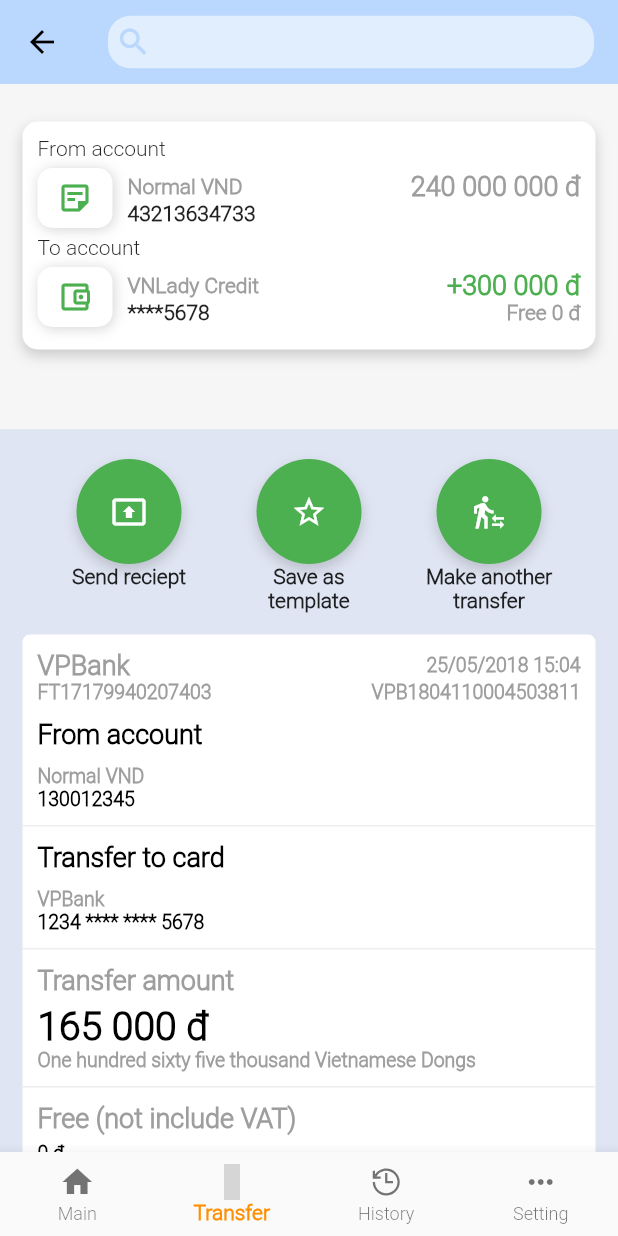
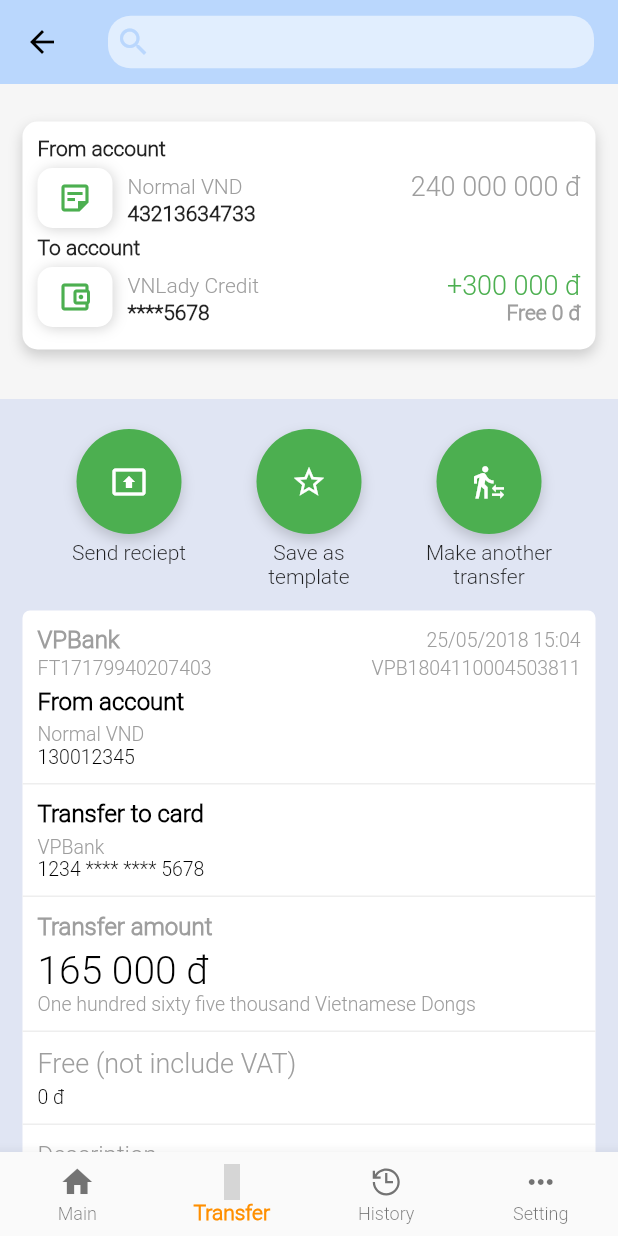
Before and after one commit to bigo92/Vdi_bank, a Flutter app: the HomePage screen opened by its route, item 2 of the bottom bar chosen, on a phone screen of 412 x 824 dp. Run offline on Flutter 3.47's test engine with Material 2 defaults, Android fonts, the phone set to English and light mode, and no system bars; our stand-ins replace connectivity, flutter_masked_text, flutter_spinkit, get, get_storage, line_icons and 4 more; missing offline and left inert: keyboard_visibility, qrscan; accounts and stored records are empty; grey boxes are pictures that could not be loaded.

```diff
--- a/source/vdi_bank_mobile/lib/modules/home/home_binding.dart
+++ b/source/vdi_bank_mobile/lib/modules/home/home_binding.dart
@@ -1,5 +1,6 @@
 import 'package:vdi_bank/modules/home/home_controller.dart';
 import 'package:get/get.dart';
+import 'package:vdi_bank/modules/home/tab_modules/tab_history/tab_history_controller.dart';
 import 'package:vdi_bank/modules/home/tab_modules/tab_main/tab_main_controller.dart';
 import 'package:vdi_bank/modules/home/tab_modules/tab_setting/tab_setting_controller.dart';
 import 'package:vdi_bank/modules/home/tab_modules/tab_transfer/tab_transfer_controller.dart';
@@ -10,6 +11,7 @@ class HomeBinding implements Bindings {
     Get.lazyPut<HomeController>(() => HomeController());
     Get.lazyPut<TabMainController>(() => TabMainController());
     Get.lazyPut<TabSettingController>(() => TabSettingController());
+    Get.lazyPut<TabHistoryController>(() => TabHistoryController());
     Get.lazyPut<TabTransferController>(() => TabTransferController());
   }
 }
--- a/source/vdi_bank_mobile/lib/modules/home/home_controller.dart
+++ b/source/vdi_bank_mobile/lib/modules/home/home_controller.dart
@@ -1,6 +1,7 @@
 import 'package:flutter/material.dart';
 import 'package:get/get.dart';
 import 'package:line_icons/line_icons.dart';
+import 'package:vdi_bank/modules/home/tab_modules/tab_history/tab_history_page.dart';
 import 'package:vdi_bank/modules/home/tab_modules/tab_main/tab_main_page.dart';
 import 'package:vdi_bank/modules/home/tab_modules/tab_setting/tab_setting_page.dart';
 import 'package:vdi_bank/modules/home/tab_modules/tab_transfer/tab_transfer_page.dart';
@@ -13,7 +14,7 @@ class HomeController extends GetxController {
   List<Widget> widgetOptions = <Widget>[
     TabMainPage(),
     TabTransferPage(),
-    Container(),
+    TabHistoryPage(),
     TabSettingPage(),
   ];
 
--- /dev/null
+++ b/source/vdi_bank_mobile/lib/modules/home/tab_modules/tab_history/tab_history_controller.dart
@@ -0,0 +1,5 @@
+import 'package:get/get.dart';
+
+class TabHistoryController extends GetxController {
+
+}
--- a/source/vdi_bank_mobile/lib/modules/home/tab_modules/tab_transfer/tab_transfer_page.dart
+++ b/source/vdi_bank_mobile/lib/modules/home/tab_modules/tab_transfer/tab_transfer_page.dart
@@ -20,7 +20,7 @@ class TabTransferPage extends StatelessWidget {
           child: Column(
             children: [
               Container(
-                height: 230,
+                height: 210,
                 padding: EdgeInsets.symmetric(vertical: 10),
                 color: Color.fromRGBO(246, 246, 246, 1),
                 child: Column(
@@ -99,49 +99,50 @@ class TabTransferPage extends StatelessWidget {
                                         style: TextStyle(
                                             fontWeight: FontWeight.bold,
                                             color: Colors.grey,
-                                            fontSize: 18)),
+                                            fontSize: 16)),
                                     Spacer(),
                                     Text('25/05/2018 15:04',
                                         style: TextStyle(
-                                            fontWeight: FontWeight.bold,
+                                            // fontWeight: FontWeight.bold,
                                             color: Colors.grey,
                                             fontSize: 13)),
                                   ],
                                 ),
+                                SizedBox(height: 2,),
                                 Row(
                                   children: [
                                     Text('FT17179940207403',
                                         style: TextStyle(
-                                            fontWeight: FontWeight.bold,
+                                            // fontWeight: FontWeight.bold,
                                             color: Colors.grey,
                                             fontSize: 13)),
                                     Spacer(),
                                     Text('VPB1804110004503811',
                                         style: TextStyle(
-                                            fontWeight: FontWeight.bold,
+                                            // fontWeight: FontWeight.bold,
                                             color: Colors.grey,
                                             fontSize: 13))
                                   ],
                                 ),
                                 SizedBox(
-                                  height: 10,
+                                  height: 5,
                                 ),
                                 Text('From account',
                                     style: TextStyle(
                                         fontWeight: FontWeight.bold,
                                         color: Colors.black,
-                                        fontSize: 18)),
+                                        fontSize: 16)),
                                 SizedBox(
-                                  height: 10,
+                                  height: 5,
                                 ),
                                 Text('Normal VND',
                                     style: TextStyle(
-                                        fontWeight: FontWeight.bold,
+                                        // fontWeight: FontWeight.bold,
                                         color: Colors.grey,
                                         fontSize: 13)),
                                 Text('130012345',
                                     style: TextStyle(
-                                        fontWeight: FontWeight.bold,
+                                        // fontWeight: FontWeight.bold,
                                         color: Colors.black,
                                         fontSize: 13)),
                               ],
@@ -162,18 +163,18 @@ class TabTransferPage extends StatelessWidget {
                                     style: TextStyle(
                                         fontWeight: FontWeight.bold,
                                         color: Colors.black,
-                                        fontSize: 18)),
+                                        fontSize: 16)),
                                 SizedBox(
-                                  height: 10,
+                                  height: 5,
                                 ),
                                 Text('VPBank',
                                     style: TextStyle(
-                                        fontWeight: FontWeight.bold,
+                                        // fontWeight: FontWeight.bold,
                                         color: Colors.grey,
                                         fontSize: 13)),
                                 Text('1234 **** **** 5678',
                                     style: TextStyle(
-                                        fontWeight: FontWeight.bold,
+                                        // fontWeight: FontWeight.bold,
                                         color: Colors.black,
                                         fontSize: 13)),
                               ],
@@ -194,19 +195,19 @@ class TabTransferPage extends StatelessWidget {
                                     style: TextStyle(
                                         fontWeight: FontWeight.bold,
                                         color: Colors.grey,
-                                        fontSize: 18)),
+                                        fontSize: 16)),
                                 SizedBox(
                                   height: 5,
                                 ),
                                 Text('165 000 đ',
                                     style: TextStyle(
-                                        fontWeight: FontWeight.bold,
+                                        // fontWeight: FontWeight.bold,
                                         color: Colors.black,
                                         fontSize: 26)),
                                 Text(
                                     'One hundred sixty five thousand Vietnamese Dongs',
                                     style: TextStyle(
-                                        fontWeight: FontWeight.bold,
+                                        // fontWeight: FontWeight.bold,
                                         color: Colors.grey,
                                         fontSize: 13)),
                               ],
@@ -225,7 +226,7 @@ class TabTransferPage extends StatelessWidget {
                               children: [
                                 Text('Free (not include VAT)',
                                     style: TextStyle(
-                                        fontWeight: FontWeight.bold,
+                                        // fontWeight: FontWeight.bold,
                                         color: Colors.grey,
                                         fontSize: 18)),
                                 SizedBox(
@@ -233,7 +234,7 @@ class TabTransferPage extends StatelessWidget {
                                 ),
                                 Text('0 đ',
                                     style: TextStyle(
-                                        fontWeight: FontWeight.bold,
+                                        // fontWeight: FontWeight.bold,
                                         color: Colors.black,
                                         fontSize: 13)),
                               ],
@@ -250,17 +251,18 @@ class TabTransferPage extends StatelessWidget {
                             child: Column(
                               crossAxisAlignment: CrossAxisAlignment.start,
                               children: [
-                                Text('Description)',
+                                Text('Description',
                                     style: TextStyle(
-                                        fontWeight: FontWeight.bold,
+                                        // fontWeight: FontWeight.bold,
                                         color: Colors.grey,
-                                        fontSize: 18)),
+                                        fontSize: 16),
+                                ),
                                 SizedBox(
                                   height: 5,
                                 ),
-                                Text('Payment for month)',
+                                Text('Payment for month',
                                     style: TextStyle(
-                                        fontWeight: FontWeight.bold,
+                                        // fontWeight: FontWeight.bold,
                                         color: Colors.black,
                                         fontSize: 20)),
                               ],
@@ -314,7 +316,11 @@ class TabTransferPage extends StatelessWidget {
       child: Column(
         crossAxisAlignment: CrossAxisAlignment.start,
         children: [
-          Text('From account'),
+          Text('From account',
+            style: TextStyle(
+              fontWeight: FontWeight.bold
+            ),
+          ),
           SizedBox(
             height: 5,
           ),
@@ -352,13 +358,15 @@ class TabTransferPage extends StatelessWidget {
                         Text(
                           '$name',
                           style: TextStyle(
-                              fontWeight: FontWeight.bold, color: Colors.grey),
+                              // fontWeight: FontWeight.bold,
+                              color: Colors.grey
+                          ),
                         ),
                         Spacer(),
                         Text(
                           '$value đ',
                           style: TextStyle(
-                              fontWeight: FontWeight.bold,
+                              // fontWeight: FontWeight.bold,
                               color: Colors.grey,
                               fontSize: 18),
                         ),
@@ -379,7 +387,11 @@ class TabTransferPage extends StatelessWidget {
             height: 5,
           ),
           //--------------------
-          Text('To account'),
+          Text('To account',
+            style: TextStyle(
+                fontWeight: FontWeight.bold
+            ),
+          ),
           SizedBox(
             height: 5,
           ),
@@ -417,13 +429,15 @@ class TabTransferPage extends StatelessWidget {
                         Text(
                           'VNLady Credit',
                           style: TextStyle(
-                              fontWeight: FontWeight.bold, color: Colors.grey),
+                              // fontWeight: FontWeight.bold,
+                              color: Colors.grey
+                          ),
                         ),
                         Spacer(),
                         Text(
                           '+300 000 đ',
                           style: TextStyle(
-                              fontWeight: FontWeight.bold,
+                              // fontWeight: FontWeight.bold,
                               color: Colors.green,
                               fontSize: 18),
                         ),
@@ -490,10 +504,11 @@ class TabTransferPage extends StatelessWidget {
               child: icon,
             ),
             //assets/images/vpbank_smartotp_icon.png
+            SizedBox(height: 4,),
             Text(
               text,
               style: TextStyle(
-                fontWeight: FontWeight.bold,
+                // fontWeight: FontWeight.bold,
               ),
               textAlign: TextAlign.center,
             )
--- a/source/vdi_bank_mobile/lib/modules/method_otp/method_otp_page.dart
+++ b/source/vdi_bank_mobile/lib/modules/method_otp/method_otp_page.dart
@@ -92,6 +92,7 @@ class MethodOtpPage extends GetView<MethodOtpController> {
               child: Radio<MethodReceiveOtp>(
                 groupValue: controller.methodReceiveOtp.value,
                 value: value,
+                activeColor: Colors.green,
                 onChanged: (value) {
                   controller.onChangeMethodReceiveOtp(value);
                 },
```
Also changed, not shown: source/vdi_bank_mobile/lib/modules/home/tab_modules/tab_history/tab_history_page.dart (added, +31 -0 lines), source/vdi_bank_mobile/lib/modules/login/login_page.dart (+7 -4 lines), source/vdi_bank_mobile/pubspec.lock.
